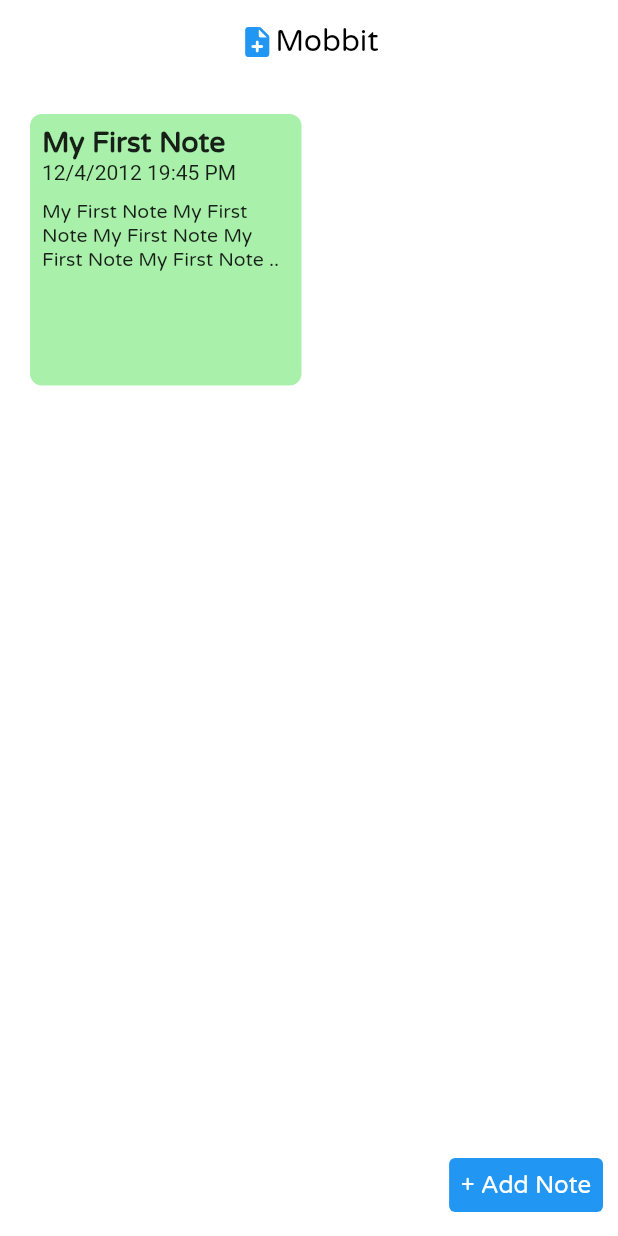
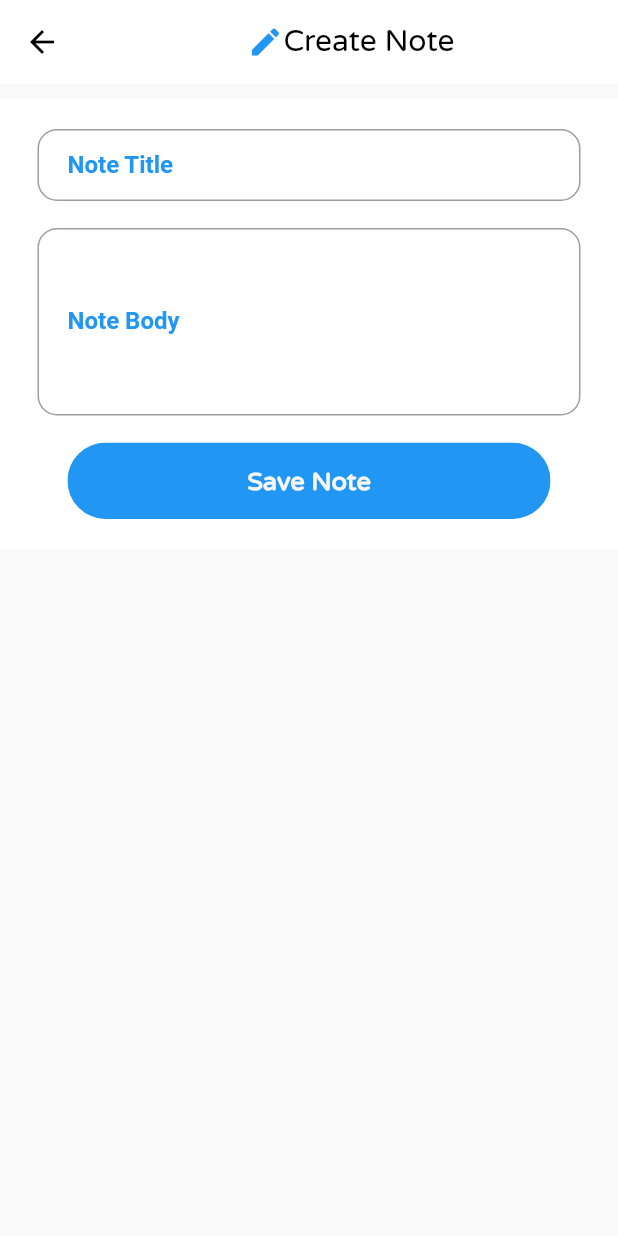
Before and after one commit to emmanueledem/mobbit, a Flutter app: the screen it shows after launch, after a tap on "+ Add Note", on a phone screen of 412 x 824 dp. Run offline on Flutter 3.47's test engine with Material 2 defaults, Android fonts, the phone set to English and light mode, and no system bars; drawn by our look-alikes of modal_progress_hud_nsn; our stand-ins replace animated_splash_screen, hive, logger; accounts and stored records are empty; Roboto replaces fonts that are missing (poppins).

Commit message:
app routing

```diff
--- /dev/null
+++ b/lib/core/constants.dart
@@ -0,0 +1,29 @@
+import 'package:flutter/material.dart';
+
+const kEditProfileInputDecorationStyle = InputDecoration(
+  fillColor: Colors.grey,
+  contentPadding: EdgeInsets.symmetric(vertical: 10.0, horizontal: 20.0),
+  enabledBorder: OutlineInputBorder(
+    borderSide: BorderSide(color: Colors.grey, width: 1.0),
+    borderRadius: BorderRadius.all(Radius.circular(13.0)),
+  ),
+  focusedBorder: OutlineInputBorder(
+    borderSide:
+        BorderSide(color: Color.fromARGB(255, 157, 179, 216), width: 2.0),
+    borderRadius: BorderRadius.all(Radius.circular(13.0)),
+  ),
+  focusedErrorBorder: OutlineInputBorder(
+    borderSide: BorderSide(color: Colors.red, width: 1.0),
+    borderRadius: BorderRadius.all(Radius.circular(13.0)),
+  ),
+  errorBorder: OutlineInputBorder(
+    borderSide: BorderSide(color: Colors.red, width: 1.0),
+    borderRadius: BorderRadius.all(Radius.circular(13.0)),
+  ),
+  labelStyle: TextStyle(
+    fontWeight: FontWeight.bold,
+    color: Colors.blue,
+    fontFamily: 'poppins',
+    fontSize: 16,
+  ),
+);
--- /dev/null
+++ b/lib/core/navigators/navigators.dart
@@ -0,0 +1,2 @@
+export 'routes.dart';
+export 'router.dart';
--- /dev/null
+++ b/lib/core/navigators/router.dart
@@ -0,0 +1,36 @@
+import 'package:flutter/material.dart';
+import 'package:mobbit/pages/create_note.dart';
+import 'package:mobbit/core/navigators/routes.dart';
+import 'package:mobbit/pages/edit_note.dart';
+import 'package:mobbit/pages/view_note.dart';
+
+class Routers {
+  static Route<dynamic> generateRoute(RouteSettings settings) {
+    switch (settings.name) {
+      case Routes.createNote:
+        return _getPageRoute(
+            routeName: settings.name, viewToShow: const CreateNote());
+      case Routes.editNote:
+        return _getPageRoute(viewToShow: const EditNote());
+      case Routes.viewNote:
+        return _getPageRoute(viewToShow: const ViewNote());
+      default:
+        return MaterialPageRoute<dynamic>(
+          builder: (_) => Scaffold(
+            body: Center(
+              child: Text('No route defined for ${settings.name}'),
+            ),
+          ),
+        );
+    }
+  }
+}
+
+PageRoute _getPageRoute({String? routeName, required Widget viewToShow}) {
+  return MaterialPageRoute<dynamic>(
+    settings: RouteSettings(
+      name: routeName,
+    ),
+    builder: (_) => viewToShow,
+  );
+}
--- /dev/null
+++ b/lib/core/navigators/routes.dart
@@ -0,0 +1,5 @@
+class Routes {
+  static const String createNote = '/createNote';
+  static const String editNote = '/editNote';
+  static const String viewNote = '/viewNote';
+}
--- a/lib/main.dart
+++ b/lib/main.dart
@@ -1,6 +1,7 @@
 import 'package:animated_splash_screen/animated_splash_screen.dart';
 import 'package:flutter/material.dart';
 import 'package:mobbit/pages/all_notes.dart';
+import 'package:mobbit/core/navigators/router.dart';
 
 void main() {
   runApp(const MyApp());
@@ -16,6 +17,7 @@ class MyApp extends StatelessWidget {
         theme: ThemeData(
           primarySwatch: Colors.blue,
         ),
+        onGenerateRoute: Routers.generateRoute,
         home: AnimatedSplashScreen(
             duration: 3000,
             splash: const Text(
--- a/lib/pages/all_notes.dart
+++ b/lib/pages/all_notes.dart
@@ -1,5 +1,5 @@
 import 'package:flutter/material.dart';
-import 'package:mobbit/pages/view_note.dart';
+import 'package:mobbit/core/navigators/navigators.dart';
 import 'package:mobbit/widgets/note.dart';
 
 class AllTask extends StatefulWidget {
@@ -39,15 +39,8 @@ class _AllTaskState extends State<AllTask> {
               crossAxisSpacing: 10,
               mainAxisSpacing: 10,
               crossAxisCount: 2,
-              children: <Widget>[
-                InkWell(
-                    onTap: () {
-                      Navigator.push(
-                          context,
-                          MaterialPageRoute(
-                              builder: (context) => const ViewNote()));
-                    },
-                    child: const Note()),
+              children: const <Widget>[
+                Note(),
               ],
             ),
             Padding(
@@ -57,7 +50,9 @@ class _AllTaskState extends State<AllTask> {
                 child: TextButton(
                   style: ButtonStyle(
                       backgroundColor: MaterialStateProperty.all(Colors.blue)),
-                  onPressed: () {},
+                  onPressed: () {
+                    Navigator.pushNamed(context, Routes.createNote);
+                  },
                   child: const Text('+ Add Note',
                       style: TextStyle(
                           fontSize: 16,
--- a/lib/pages/create_note.dart
+++ b/lib/pages/create_note.dart
@@ -0,0 +1,156 @@
+import 'package:flutter/material.dart';
+import 'package:mobbit/core/constants.dart';
+import 'package:modal_progress_hud_nsn/modal_progress_hud_nsn.dart';
+
+class CreateNote extends StatefulWidget {
+  const CreateNote({Key? key}) : super(key: key);
+  static const id = 'CreateNote';
+
+  @override
+  State<CreateNote> createState() => _CreateNoteState();
+}
+
+class _CreateNoteState extends State<CreateNote> {
+  final _formKey = GlobalKey<FormState>();
+  final TextEditingController _noteTitle = TextEditingController();
+
+  final TextEditingController _noteBody = TextEditingController();
+
+  @override
+  Widget build(BuildContext context) {
+    return Scaffold(
+        appBar: AppBar(
+          foregroundColor: Colors.black,
+          backgroundColor: Colors.white,
+          elevation: 0,
+          title: Row(
+            mainAxisAlignment: MainAxisAlignment.center,
+            children: const [
+              Icon(
+                Icons.edit,
+                color: Colors.blue,
+              ),
+              Text(
+                'Create Note',
+                style:
+                    TextStyle(color: Colors.black, fontFamily: 'VarelaRound'),
+              ),
+            ],
+          ),
+        ),
+        body: ModalProgressHUD(
+          inAsyncCall: false,
+          child: SingleChildScrollView(
+            child: Padding(
+              padding: const EdgeInsets.only(top: 10),
+              child: Column(
+                  crossAxisAlignment: CrossAxisAlignment.center,
+                  children: [
+                    Container(
+                      decoration: const BoxDecoration(color: Colors.white),
+                      child: Padding(
+                        padding: const EdgeInsets.only(
+                          top: 20,
+                          left: 25.0,
+                          right: 25.0,
+                        ),
+                        child: Form(
+                            key: _formKey,
+                            child: Column(
+                              children: [
+                                TextFormField(
+                                  controller: _noteTitle,
+                                  style: const TextStyle(
+                                      fontWeight: FontWeight.bold,
+                                      color: Colors.black87,
+                                      fontFamily: 'VarelaRound',
+                                      height: 1.3),
+                                  decoration:
+                                      kEditProfileInputDecorationStyle.copyWith(
+                                    labelText: 'Note Title',
+                                  ),
+                                  validator: (String? value) {
+                                    return (value == null || value.isEmpty)
+                                        ? 'Note Title is required'
+                                        : null;
+                                  },
+                                ),
+                                const SizedBox(
+                                  height: 18.0,
+                                ),
+                                TextFormField(
+                                  controller: _noteBody,
+                                  maxLines: 5,
+                                  style: const TextStyle(
+                                      fontWeight: FontWeight.bold,
+                                      color: Colors.black87,
+                                      fontFamily: 'VarelaRound',
+                                      height: 1.3),
+                                  decoration:
+                                      kEditProfileInputDecorationStyle.copyWith(
+                                    labelText: 'Note Body',
+                                  ),
+                                  validator: (String? value) {
+                                    return (value == null || value.isEmpty)
+                                        ? 'Title Body is required'
+                                        : null;
+                                  },
+                                ),
+                                const SizedBox(
+                                  height: 18.0,
+                                ),
+                                Padding(
+                                  padding: const EdgeInsets.only(
+                                      left: 20, right: 20, bottom: 20),
+                                  child: ClipRRect(
+                                    borderRadius: BorderRadius.circular(30),
+                                    child: MaterialButton(
+                                      onPressed: () async {
+                                        if (_formKey.currentState!.validate()) {
+                                          setState(() {
+                                            FocusManager.instance.primaryFocus
+                                                ?.unfocus();
+                                          });
+                                          // var snackBar = SnackBar(
+                                          //   backgroundColor: appColour,
+                                          //   duration:
+                                          //       const Duration(seconds: 5),
+                                          //   content: Text(
+                                          //     dishprovider.updateResponse
+                                          //         .toString(),
+                                          //     style: const TextStyle(
+                                          //         color: Colors.white),
+                                          //   ),
+                                          // );
+                                          // Scaffold.of(context)
+                                          //     // ignore: deprecated_member_use
+                                          //     .showSnackBar(snackBar);
+                                        }
+                                      },
+                                      minWidth: 365,
+                                      height: 51,
+                                      textColor: Colors.white,
+                                      color: Colors.blue,
+                                      child: const Text(
+                                        'Save Note',
+                                        style: TextStyle(
+                                            color: Color(
+                                              0xffF6F6F9,
+                                            ),
+                                            fontSize: 17,
+                                            fontFamily: 'VarelaRound',
+                                            fontWeight: FontWeight.w600),
+                                      ),
+                                    ),
+                                  ),
+                                ),
+                              ],
+                            )),
+                      ),
+                    )
+                  ]),
+            ),
+          ),
+        ));
+  }
+}
--- /dev/null
+++ b/lib/widgets/action_dots.dart
@@ -0,0 +1,15 @@
+import 'package:flutter/material.dart';
+
+class ActionDots extends StatelessWidget {
+  const ActionDots({
+    Key? key,
+  }) : super(key: key);
+
+  @override
+  Widget build(BuildContext context) {
+    return const CircleAvatar(
+      radius: 3,
+      backgroundColor: Colors.white,
+    );
+  }
+}
--- a/lib/widgets/note.dart
+++ b/lib/widgets/note.dart
@@ -1,4 +1,9 @@
 import 'package:flutter/material.dart';
+import 'package:mobbit/widgets/action_dots.dart';
+import 'package:mobbit/widgets/dialouge.dart';
+
+import '../core/navigators/navigators.dart';
+import '../pages/view_note.dart';
 
 class Note extends StatelessWidget {
   const Note({
@@ -12,6 +17,32 @@ class Note extends StatelessWidget {
           color: Color.fromARGB(255, 169, 240, 171),
           borderRadius: BorderRadius.all(Radius.circular(8))),
       padding: const EdgeInsets.all(8),
+      child: Column(
+        crossAxisAlignment: CrossAxisAlignment.end,
+        children: [
+          InkWell(
+            onTap: () {
+              showAlertDialog(context);
+            },
+            child: Row(
+              mainAxisAlignment: MainAxisAlignment.end,
+              children: const [
+                ActionDots(),
+                SizedBox(
+                  width: 3.0,
+                ),
+                ActionDots(),
+                SizedBox(
+                  width: 3.0,
+                ),
+                ActionDots(),
+              ],
+            ),
+          ),
+          InkWell(
+            onTap: () {
+              Navigator.pushNamed(context, Routes.viewNote);
+            },
             child: Column(
               crossAxisAlignment: CrossAxisAlignment.start,
               children: const [
@@ -35,6 +66,9 @@ class Note extends StatelessWidget {
                 ),
               ],
             ),
+          ),
+        ],
+      ),
     );
   }
 }
--- a/pubspec.yaml
+++ b/pubspec.yaml
@@ -41,6 +41,7 @@ dependencies:
   logger: ^1.1.0
   intl: ^0.17.0
   animated_splash_screen: ^1.2.0
+  modal_progress_hud_nsn: ^0.1.0-nullsafety-1
 
 dev_dependencies:
   flutter_test:
```
Also changed, not shown: lib/pages/edit_note.dart (+156 -0 lines), lib/widgets/dialouge.dart (added, +33 -0 lines), lib/services/providers/associate_data.dart (renamed from lib/providers/associate_data.dart), pubspec.lock. Lines whose indentation alone changed are shown as unchanged.
